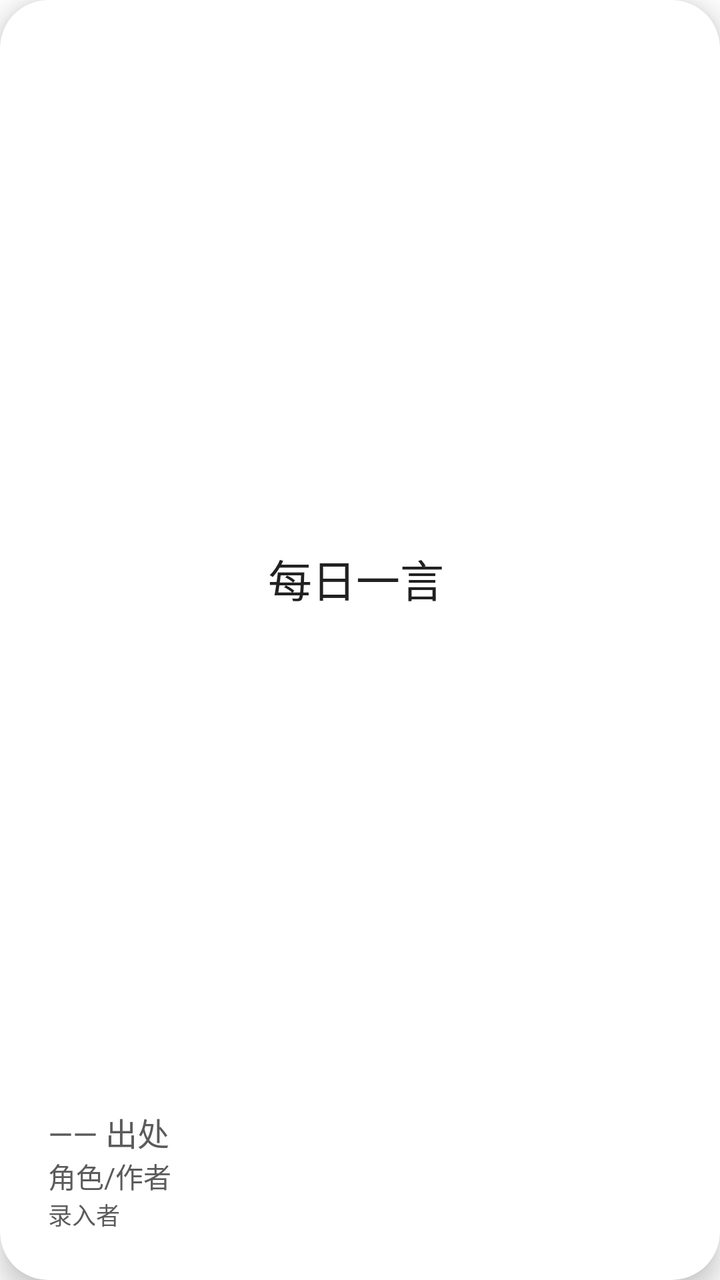
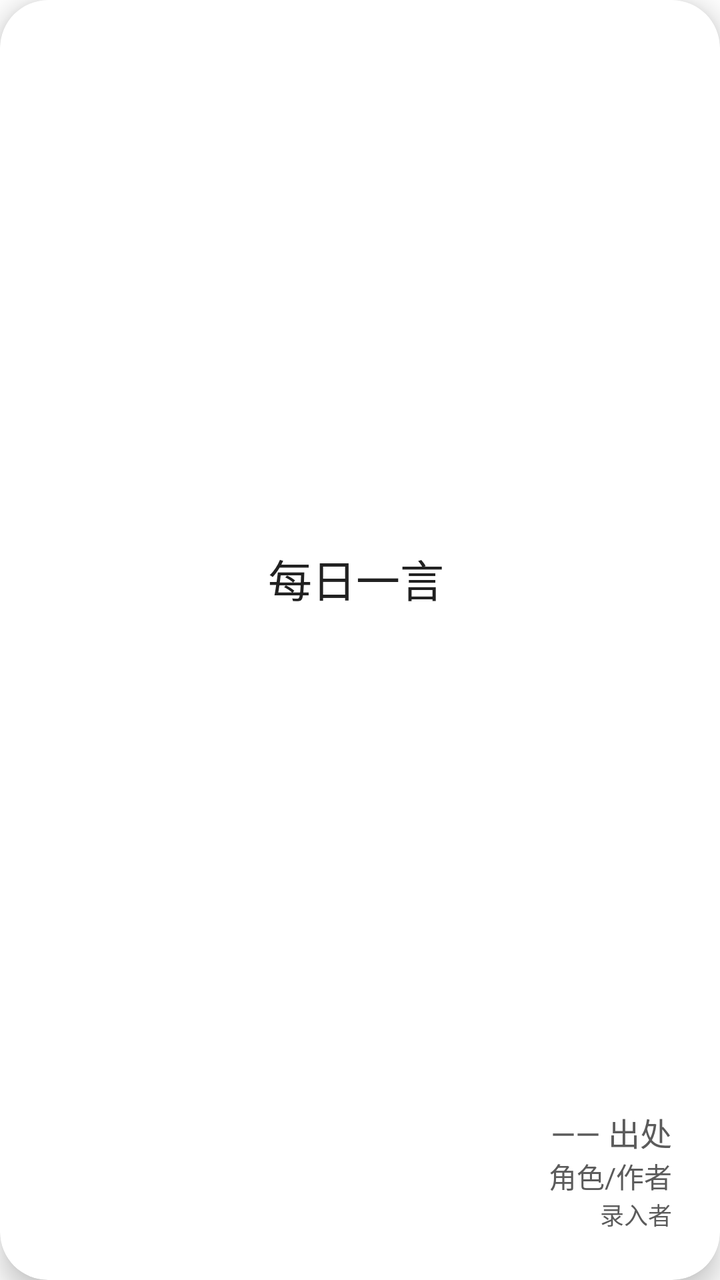

The first picture is an Android layout as it rendered before a commit; the second is the same layout after the commit. The layout source and the unified diff follow.
<!-- AndroidManifest.xml: application theme Theme.Hitokoto -->
<!-- res/layout/item_card.xml -->
<?xml version="1.0" encoding="utf-8"?>
<androidx.cardview.widget.CardView xmlns:android="http://schemas.android.com/apk/res/android"
    xmlns:card_view="http://schemas.android.com/apk/res-auto"
    android:layout_width="match_parent"
    android:layout_height="match_parent"
    android:layout_margin="16dp"
    card_view:cardCornerRadius="24dp"
    card_view:cardElevation="8dp">

    <LinearLayout
        android:layout_width="match_parent"
        android:layout_height="match_parent"
        android:orientation="vertical"
        android:padding="24dp">

        <TextView
            android:id="@+id/cardText"
            android:fontFamily="@font/hrd"
            android:layout_width="match_parent"
            android:layout_height="0dp"
            android:layout_weight="1"
            android:gravity="center"
            android:textSize="22sp"

            android:scrollbars="vertical"
            android:scrollbarStyle="insideInset"
            android:overScrollMode="always"
            android:textColor="@color/setting_title"
            android:text="每日一言"/>

        <TextView
            android:id="@+id/cardFrom"
            android:layout_width="match_parent"
            android:layout_height="wrap_content"
            android:textSize="16sp"
            android:textColor="@color/setting_subtitle"
            android:text="—— 出处"/>

        <TextView
            android:id="@+id/cardFromWho"
            android:layout_width="match_parent"
            android:layout_height="wrap_content"
            android:textSize="14sp"
            android:textColor="@color/setting_subtitle"
            android:text="角色/作者"/>

        <TextView
            android:id="@+id/cardCreator"
            android:layout_width="match_parent"
            android:layout_height="wrap_content"
            android:textSize="12sp"
            android:textColor="@color/setting_subtitle"
            android:text="录入者"/>



    </LinearLayout>


</androidx.cardview.widget.CardView>
<!-- resources referenced by this layout -->
<resources>
  <color name="setting_subtitle">#5B5B5B</color>
  <color name="setting_title">#212121</color>
  <style name="Theme.Hitokoto" parent="Theme.MaterialComponents.DayNight.NoActionBar">
          
          <item name="colorPrimary">@color/purple_500</item>
          <item name="colorPrimaryVariant">@color/purple_700</item>
          <item name="colorOnPrimary">@color/white</item>
          
          <item name="colorSecondary">@color/teal_200</item>
          <item name="colorSecondaryVariant">@color/teal_700</item>
          <item name="colorOnSecondary">@color/black</item>
          
          <item name="android:statusBarColor">@android:color/transparent</item>
          <item name="android:navigationBarColor">@android:color/transparent</item>
          <item name="android:windowTranslucentStatus">true</item>
          <item name="android:windowTranslucentNavigation">true</item>
          <item name="android:windowDrawsSystemBarBackgrounds">true</item>
      </style>
  <color name="purple_500">#50A48A</color>
  <color name="purple_700">#1B7E59</color>
  <color name="white">#FFFFFFFF</color>
  <color name="teal_200">#94C8BD</color>
  <color name="teal_700">#FF018786</color>
  <color name="black">#FF000000</color>
</resources>

<!-- the commit's change to res/layout/item_card.xml (unified diff, before → after) -->
@@ -33,6 +33,7 @@
             android:layout_width="match_parent"
             android:layout_height="wrap_content"
             android:textSize="16sp"
+            android:textAlignment="viewEnd"
             android:textColor="@color/setting_subtitle"
             android:text="—— 出处"/>
 
@@ -41,6 +42,7 @@
             android:layout_width="match_parent"
             android:layout_height="wrap_content"
             android:textSize="14sp"
+            android:textAlignment="viewEnd"
             android:textColor="@color/setting_subtitle"
             android:text="角色/作者"/>
 
@@ -49,6 +51,7 @@
             android:layout_width="match_parent"
             android:layout_height="wrap_content"
             android:textSize="12sp"
+            android:textAlignment="viewEnd"
             android:textColor="@color/setting_subtitle"
             android:text="录入者"/>
 
